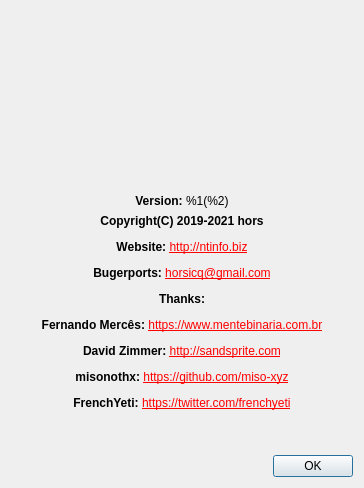
horsicq/XOpcodeCalc, file gui_source/dialogabout.ui: the form before one commit.
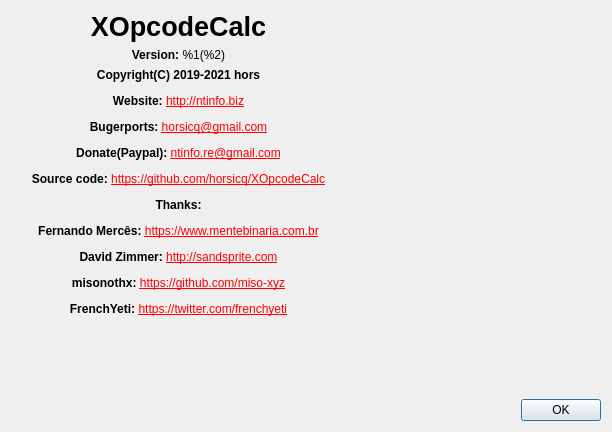
The form after the commit. Icons and pictures are not drawn.

Patch:
```diff
--- a/gui_source/dialogabout.ui
+++ b/gui_source/dialogabout.ui
@@ -9,8 +9,8 @@
    <rect>
     <x>0</x>
     <y>0</y>
-    <width>364</width>
-    <height>488</height>
+    <width>612</width>
+    <height>432</height>
    </rect>
   </property>
   <property name="windowTitle">
@@ -19,34 +19,75 @@
   <property name="modal">
    <bool>true</bool>
   </property>
-  <layout class="QVBoxLayout" name="verticalLayout">
+  <layout class="QVBoxLayout" name="verticalLayout_2">
    <item>
     <layout class="QHBoxLayout" name="horizontalLayout_2">
      <item>
-      <spacer name="horizontalSpacer_2">
-       <property name="orientation">
-        <enum>Qt::Horizontal</enum>
-       </property>
-       <property name="sizeHint" stdset="0">
-        <size>
-         <width>40</width>
-         <height>20</height>
-        </size>
-       </property>
-      </spacer>
+      <layout class="QVBoxLayout" name="verticalLayout">
+       <item>
+        <widget class="QLabel" name="labelName">
+         <property name="font">
+          <font>
+           <pointsize>20</pointsize>
+           <weight>75</weight>
+           <bold>true</bold>
+          </font>
+         </property>
+         <property name="text">
+          <string notr="true">XOpcodeCalc</string>
+         </property>
+         <property name="alignment">
+          <set>Qt::AlignCenter</set>
+         </property>
+        </widget>
+       </item>
+       <item>
+        <widget class="QLabel" name="labelVersion">
+         <property name="text">
+          <string notr="true">&lt;html&gt;&lt;head/&gt;&lt;body&gt;&lt;p align=&quot;center&quot;&gt;&lt;span style=&quot; font-weight:600;&quot;&gt;Version:&lt;/span&gt; %1(%2)&lt;/p&gt;&lt;/body&gt;&lt;/html&gt;</string>
+         </property>
+         <property name="textFormat">
+          <enum>Qt::AutoText</enum>
+         </property>
+        </widget>
+       </item>
+       <item>
+        <widget class="QLabel" name="labelInfo">
+         <property name="text">
+          <string notr="true">&lt;html&gt;&lt;head/&gt;&lt;body&gt;&lt;p align=&quot;center&quot;&gt;&lt;span style=&quot; font-weight:600;&quot;&gt;Copyright(C) 2019-2021 hors&lt;/span&gt;&lt;/p&gt;&lt;p align=&quot;center&quot;&gt;&lt;span style=&quot; font-weight:600;&quot;&gt;Website: &lt;/span&gt;&lt;a href=&quot;http://ntinfo.biz&quot;&gt;&lt;span style=&quot; text-decoration: underline; color:#ff0000;&quot;&gt;http://ntinfo.biz&lt;/span&gt;&lt;/a&gt;&lt;/p&gt;&lt;p align=&quot;center&quot;&gt;&lt;span style=&quot; font-weight:600;&quot;&gt;Bugerports: &lt;/span&gt;&lt;a href=&quot;mailto:horsicq@gmail.com&quot;&gt;&lt;span style=&quot; text-decoration: underline; color:#ff0000;&quot;&gt;horsicq@gmail.com&lt;/span&gt;&lt;/a&gt;&lt;/p&gt;&lt;p align=&quot;center&quot;&gt;&lt;span style=&quot; font-weight:600;&quot;&gt;Donate(Paypal): &lt;/span&gt;&lt;a href=&quot;mailto:ntinfo.re@gmail.com&quot;&gt;&lt;span style=&quot; text-decoration: underline; color:#ff0000;&quot;&gt;ntinfo.re@gmail.com&lt;/span&gt;&lt;/a&gt;&lt;/p&gt;&lt;p align=&quot;center&quot;&gt;&lt;span style=&quot; font-weight:600;&quot;&gt;Source code: &lt;/span&gt;&lt;a href=&quot;https://github.com/horsicq/XOpcodeCalc&quot;&gt;&lt;span style=&quot; text-decoration: underline; color:#ff0000;&quot;&gt;https://github.com/horsicq/XOpcodeCalc&lt;/span&gt;&lt;/a&gt;&lt;/p&gt;&lt;p align=&quot;center&quot;&gt;&lt;span style=&quot; font-weight:600;&quot;&gt;Thanks:&lt;/span&gt;&lt;/p&gt;&lt;p align=&quot;center&quot;&gt;&lt;span style=&quot; font-weight:600;&quot;&gt;Fernando Mercês: &lt;/span&gt;&lt;a href=&quot;https://www.mentebinaria.com.br/&quot;&gt;&lt;span style=&quot; text-decoration: underline; color:#ff0000;&quot;&gt;https://www.mentebinaria.com.br&lt;/span&gt;&lt;/a&gt;&lt;/p&gt;&lt;p align=&quot;center&quot;&gt;&lt;span style=&quot; font-weight:600;&quot;&gt;David Zimmer: &lt;/span&gt;&lt;a href=&quot;http://sandsprite.com/&quot;&gt;&lt;span style=&quot; text-decoration: underline; color:#ff0000;&quot;&gt;http://sandsprite.com&lt;/span&gt;&lt;/a&gt;&lt;/p&gt;&lt;p align=&quot;center&quot;&gt;&lt;span style=&quot; font-weight:600;&quot;&gt;misonothx: &lt;/span&gt;&lt;a href=&quot;https://github.com/miso-xyz&quot;&gt;&lt;span style=&quot; text-decoration: underline; color:#ff0000;&quot;&gt;https://github.com/miso-xyz&lt;/span&gt;&lt;/a&gt;&lt;/p&gt;&lt;p align=&quot;center&quot;&gt;&lt;span style=&quot; font-weight:600;&quot;&gt;FrenchYeti: &lt;/span&gt;&lt;a href=&quot;https://twitter.com/frenchyeti&quot;&gt;&lt;span style=&quot; text-decoration: underline; color:#ff0000;&quot;&gt;https://twitter.com/frenchyeti&lt;/span&gt;&lt;/a&gt;&lt;/p&gt;&lt;/body&gt;&lt;/html&gt;</string>
+         </property>
+         <property name="openExternalLinks">
+          <bool>true</bool>
+         </property>
+        </widget>
+       </item>
+       <item>
+        <spacer name="verticalSpacer_2">
+         <property name="orientation">
+          <enum>Qt::Vertical</enum>
+         </property>
+         <property name="sizeHint" stdset="0">
+          <size>
+           <width>20</width>
+           <height>40</height>
+          </size>
+         </property>
+        </spacer>
+       </item>
+      </layout>
      </item>
      <item>
       <widget class="QLabel" name="labelLogo">
        <property name="minimumSize">
         <size>
-         <width>314</width>
-         <height>177</height>
+         <width>249</width>
+         <height>334</height>
         </size>
        </property>
        <property name="maximumSize">
         <size>
-         <width>314</width>
-         <height>177</height>
+         <width>249</width>
+         <height>334</height>
         </size>
        </property>
        <property name="frameShape">
@@ -66,41 +107,8 @@
        </property>
       </widget>
      </item>
-     <item>
-      <spacer name="horizontalSpacer_3">
-       <property name="orientation">
-        <enum>Qt::Horizontal</enum>
-       </property>
-       <property name="sizeHint" stdset="0">
-        <size>
-         <width>40</width>
-         <height>20</height>
-        </size>
-       </property>
-      </spacer>
-     </item>
     </layout>
    </item>
-   <item>
-    <widget class="QLabel" name="labelVersion">
-     <property name="text">
-      <string>&lt;html&gt;&lt;head/&gt;&lt;body&gt;&lt;p align=&quot;center&quot;&gt;&lt;span style=&quot; font-weight:600;&quot;&gt;Version:&lt;/span&gt; %1(%2)&lt;/p&gt;&lt;/body&gt;&lt;/html&gt;</string>
-     </property>
-     <property name="textFormat">
-      <enum>Qt::AutoText</enum>
-     </property>
-    </widget>
-   </item>
-   <item>
-    <widget class="QLabel" name="labelInfo">
-     <property name="text">
-      <string>&lt;html&gt;&lt;head/&gt;&lt;body&gt;&lt;p align=&quot;center&quot;&gt;&lt;span style=&quot; font-weight:600;&quot;&gt;Copyright(C) 2019-2021 hors&lt;/span&gt;&lt;/p&gt;&lt;p align=&quot;center&quot;&gt;&lt;span style=&quot; font-weight:600;&quot;&gt;Website: &lt;/span&gt;&lt;a href=&quot;http://ntinfo.biz&quot;&gt;&lt;span style=&quot; text-decoration: underline; color:#ff0000;&quot;&gt;http://ntinfo.biz&lt;/span&gt;&lt;/a&gt;&lt;/p&gt;&lt;p align=&quot;center&quot;&gt;&lt;span style=&quot; font-weight:600;&quot;&gt;Bugerports: &lt;/span&gt;&lt;a href=&quot;mailto:horsicq@gmail.com&quot;&gt;&lt;span style=&quot; text-decoration: underline; color:#ff0000;&quot;&gt;horsicq@gmail.com&lt;/span&gt;&lt;/a&gt;&lt;/p&gt;&lt;p align=&quot;center&quot;&gt;&lt;span style=&quot; font-weight:600;&quot;&gt;Thanks:&lt;/span&gt;&lt;/p&gt;&lt;p align=&quot;center&quot;&gt;&lt;span style=&quot; font-weight:600;&quot;&gt;Fernando Mercês: &lt;/span&gt;&lt;a href=&quot;https://www.mentebinaria.com.br/&quot;&gt;&lt;span style=&quot; text-decoration: underline; color:#ff0000;&quot;&gt;https://www.mentebinaria.com.br&lt;/span&gt;&lt;/a&gt;&lt;/p&gt;&lt;p align=&quot;center&quot;&gt;&lt;span style=&quot; font-weight:600;&quot;&gt;David Zimmer: &lt;/span&gt;&lt;a href=&quot;http://sandsprite.com/&quot;&gt;&lt;span style=&quot; text-decoration: underline; color:#ff0000;&quot;&gt;http://sandsprite.com&lt;/span&gt;&lt;/a&gt;&lt;/p&gt;&lt;p align=&quot;center&quot;&gt;&lt;span style=&quot; font-weight:600;&quot;&gt;misonothx: &lt;/span&gt;&lt;a href=&quot;https://github.com/miso-xyz&quot;&gt;&lt;span style=&quot; text-decoration: underline; color:#ff0000;&quot;&gt;https://github.com/miso-xyz&lt;/span&gt;&lt;/a&gt;&lt;/p&gt;&lt;p align=&quot;center&quot;&gt;&lt;span style=&quot; font-weight:600;&quot;&gt;FrenchYeti: &lt;/span&gt;&lt;a href=&quot;https://twitter.com/frenchyeti&quot;&gt;&lt;span style=&quot; text-decoration: underline; color:#ff0000;&quot;&gt;https://twitter.com/frenchyeti&lt;/span&gt;&lt;/a&gt;&lt;/p&gt;&lt;/body&gt;&lt;/html&gt;</string>
-     </property>
-     <property name="openExternalLinks">
-      <bool>true</bool>
-     </property>
-    </widget>
-   </item>
    <item>
     <spacer name="verticalSpacer">
      <property name="orientation">
```
